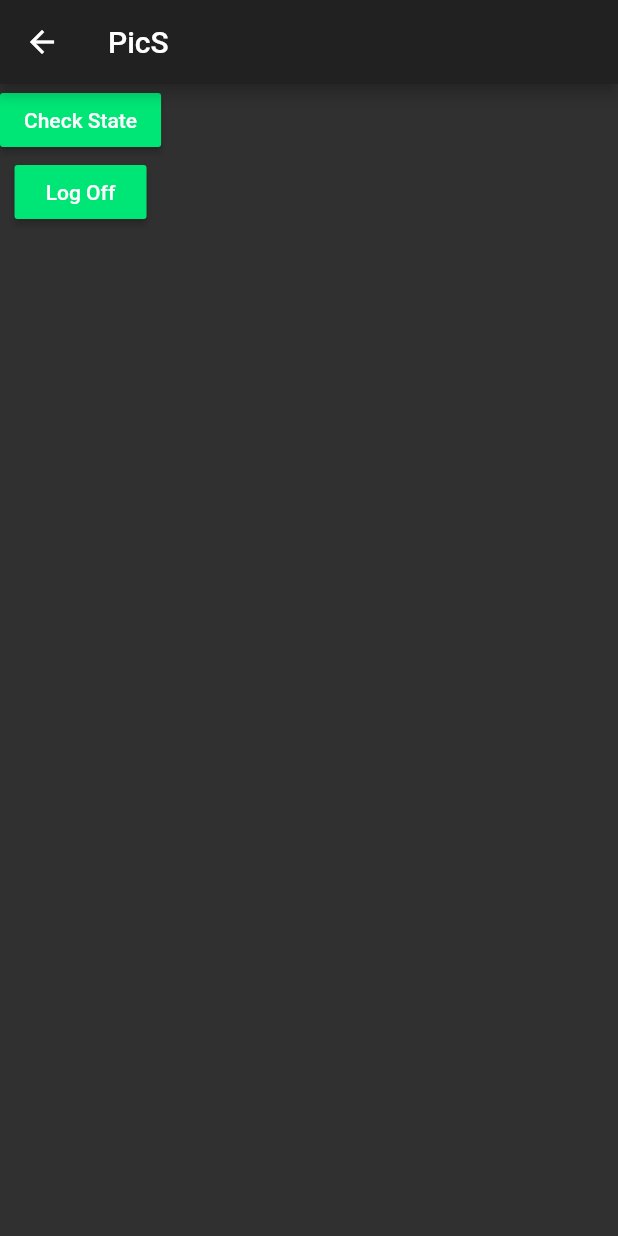
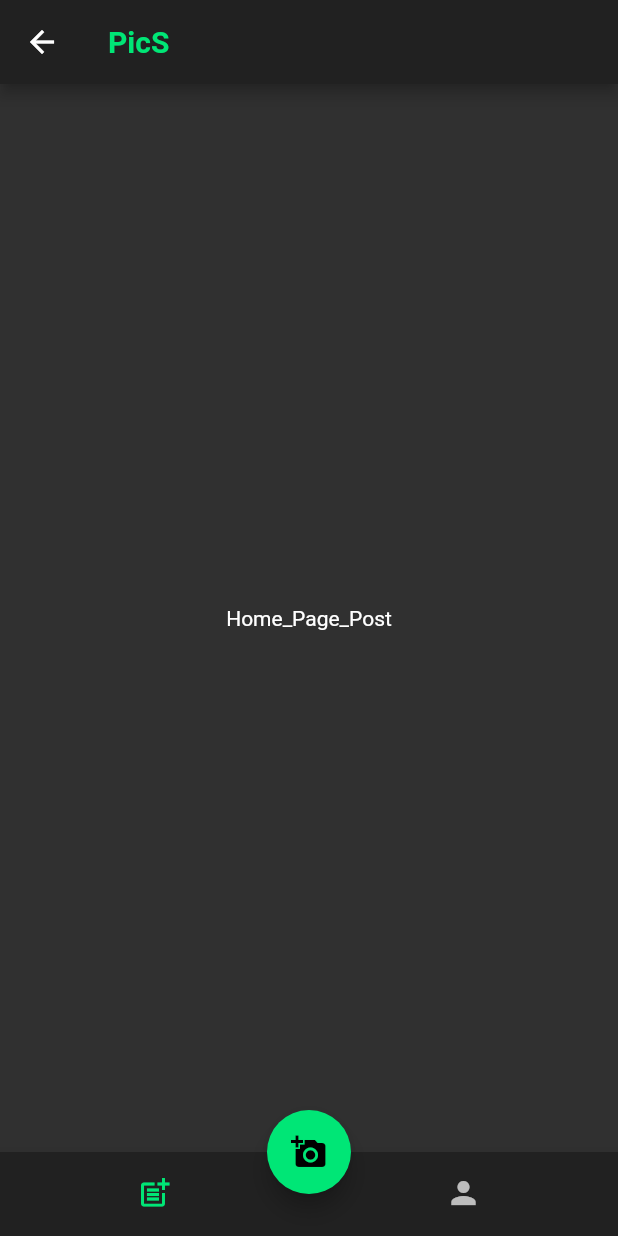
Before and after one commit to ce1011/PicS, a Flutter app: the HomePage screen opened by its route, on a phone screen of 412 x 824 dp. Run offline on Flutter 3.47's test engine with Material 2 defaults, Android fonts, the phone set to English and light mode, and no system bars; our stand-ins replace flare_flutter.

Commit message:
Create basic structure of HomePage

```diff
--- a/lib/main.dart
+++ b/lib/main.dart
@@ -2,10 +2,12 @@ import 'package:flutter/material.dart';
 import 'provider/LoginStateNotifier.dart';
 import 'package:provider/provider.dart';
 import 'page/Login_Page.dart';
+import 'page/Home_Page.dart';
 import 'page/register/Register_Page_Email.dart';
 import 'page/register/Register_Page_Password.dart';
 import 'page/register/Register_Page_Name.dart';
 import 'page/register/Register_Page_Processing.dart';
+
 
 void main() {
   runApp(MyApp());
@@ -36,58 +38,3 @@ class MyApp extends StatelessWidget {
     );
   }
 }
-
-class HomePage extends StatelessWidget {
-  final GlobalKey<ScaffoldState> _scaffoldKey = new GlobalKey<ScaffoldState>();
-
-  String account;
-
-  HomePage({Key key, String account}) : super(key: key) {
-    this.account = account;
-  }
-
-  @override
-  Widget build(BuildContext context) {
-    return Scaffold(
-        key: _scaffoldKey,
-        appBar: AppBar(title: Text("PicS")),
-        body: Column(
-          children: [
-            RaisedButton(
-              onPressed: () {
-                print(Provider.of<LoginStateNotifier>(context, listen: false)
-                    .loginState);
-              },
-              child: Text("Check State"),
-            ),
-            RaisedButton(
-              onPressed: () {
-                Provider.of<LoginStateNotifier>(context, listen: false)
-                    .logout();
-
-                Navigator.popAndPushNamed(context, "/login");
-              },
-              child: Text("Log Off"),
-            ),
-          ],
-        ));
-  }
-}
-
-class Agent extends StatefulWidget {
-  @override
-  _AgentState createState() => _AgentState();
-}
-
-class _AgentState extends State<Agent> {
-  @override
-  Widget build(BuildContext context) {
-    return RaisedButton(
-      onPressed: () {
-        print(
-            Provider.of<LoginStateNotifier>(context, listen: false).loginState);
-      },
-      child: Text("Check State"),
-    );
-  }
-}
--- /dev/null
+++ b/lib/page/Home_Page.dart
@@ -0,0 +1,49 @@
+import 'package:flutter/material.dart';
+import 'home/Home_Page_Post.dart';
+import 'home/Home_Page_Profile.dart';
+
+class HomePage extends StatefulWidget {
+  @override
+  _HomePageState createState() => _HomePageState();
+}
+
+class _HomePageState extends State<HomePage> {
+  int selectedHomePage = 0;
+  List<Widget> widgetList = <Widget>[HomePagePost(), HomePageProfile()];
+
+  void onTap(int index) {
+    setState(() {
+      selectedHomePage = index;
+    });
+  }
+
+  @override
+  Widget build(BuildContext context) {
+    return Scaffold(
+      appBar: AppBar(
+          title: Text("PicS",
+              style: TextStyle(
+                  fontWeight: FontWeight.bold,
+                  color: Colors.greenAccent[400]))),
+      body: Center(child: widgetList.elementAt(selectedHomePage)),
+      bottomNavigationBar: BottomNavigationBar(
+        items: <BottomNavigationBarItem>[
+          BottomNavigationBarItem(icon: Icon(Icons.post_add), label: "Post"),
+          BottomNavigationBarItem(icon: Icon(Icons.person), label: "Profile")
+        ],
+        currentIndex: selectedHomePage,
+        onTap: onTap,
+        showSelectedLabels: false,
+        showUnselectedLabels: false,
+        backgroundColor: Color(0xFF212121),
+      ),
+      floatingActionButton: FloatingActionButton(
+        child: Icon(Icons.add_a_photo),
+        onPressed: () {
+          print("dick");
+        },
+      ),
+      floatingActionButtonLocation: FloatingActionButtonLocation.centerDocked,
+    );
+  }
+}
--- a/lib/page/Login_Page.dart
+++ b/lib/page/Login_Page.dart
@@ -1,9 +1,7 @@
 import 'package:flutter/material.dart';
-import 'package:pics/main.dart';
 import 'package:provider/provider.dart';
 import 'package:flare_flutter/flare_actor.dart';
 import '../provider/LoginStateNotifier.dart';
-import 'package:http/http.dart';
 
 class LoginPage extends StatelessWidget {
   final TextEditingController accountInputController =
--- /dev/null
+++ b/lib/page/home/Home_Page_Post.dart
@@ -0,0 +1,15 @@
+import 'package:flutter/material.dart';
+
+class HomePagePost extends StatefulWidget {
+  @override
+  _HomePagePostState createState() => _HomePagePostState();
+}
+
+class _HomePagePostState extends State<HomePagePost> {
+  @override
+  Widget build(BuildContext context) {
+    return Container(child:
+    Text('Home_Page_Post')
+    );
+  }
+}
--- a/lib/page/register/Register_Page_Name.dart
+++ b/lib/page/register/Register_Page_Name.dart
@@ -1,6 +1,5 @@
 import 'package:flutter/material.dart';
 import 'package:flare_flutter/flare_actor.dart';
-import 'package:flutter/services.dart';
 
 class RegisterPageName extends StatelessWidget {
   TextEditingController email, password, firstName, lastName;
@@ -56,7 +55,7 @@ class RegisterPageName extends StatelessWidget {
             Container(
               child: RaisedButton(
                 child: Text("Next"),onPressed: (){
-                Navigator.pushNamed(context, "/register/processing");
+                Navigator.pushNamedAndRemoveUntil(context, "/register/processing", (route) => false);
               },
               ),
             )
```
Also changed, not shown: lib/page/home/Home_Page_Profile.dart (added, +19 -0 lines).
